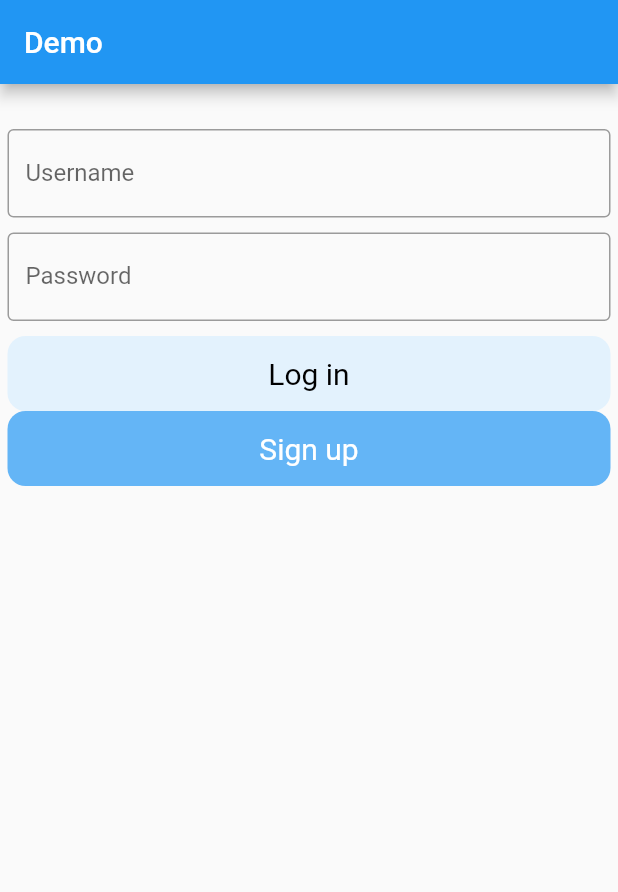
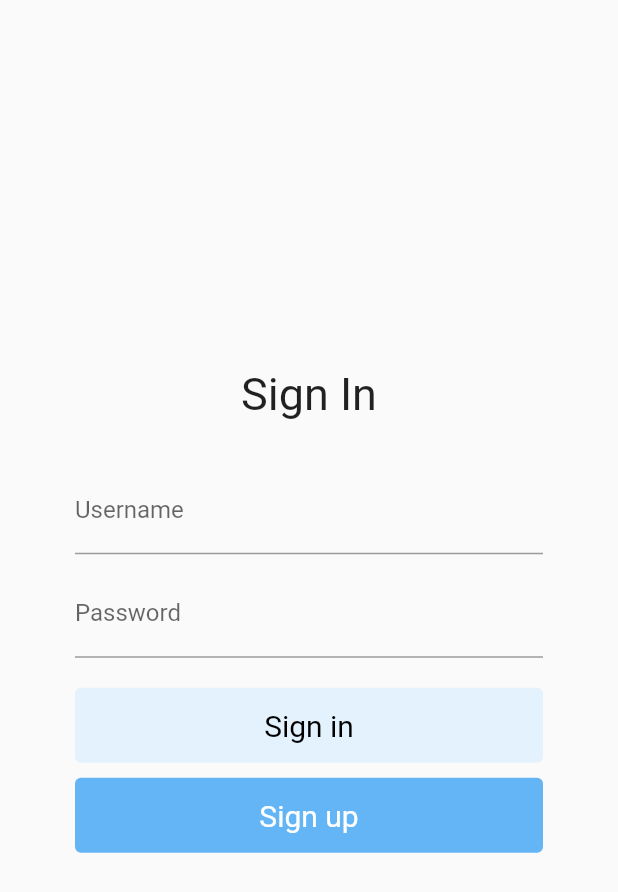
Before and after one commit to hardy1234554321/myapp, a Flutter app: the screen it shows after launch, on a phone screen of 412 x 824 dp. Shown: the top 892 px of the screen. Run offline on Flutter 3.47's test engine with Material 2 defaults, Android fonts, the phone set to English and light mode, and no system bars.

Commit message:
更新api判斷

```diff
--- /dev/null
+++ b/lib/loginView.dart
@@ -0,0 +1,168 @@
+import 'dart:convert';
+
+import 'package:flutter/material.dart';
+import 'package:http/http.dart' as http;
+
+class LoginPage extends StatefulWidget {
+  const LoginPage({Key? key}) : super(key: key);
+
+  @override
+  State<LoginPage> createState() => _LoginPageState();
+}
+
+class _LoginPageState extends State<LoginPage> {
+  bool _isEnabled = true;
+
+  final _formKey = GlobalKey<FormState>();
+
+  final TextEditingController _usernameController = TextEditingController();
+  final TextEditingController _passwordController = TextEditingController();
+
+  final url = 'https://myapi-auth.herokuapp.com/api/post/auth';
+
+  Future<void> singinEvent() async {
+    if (_formKey.currentState!.validate()) {
+      setState(() {
+        _isEnabled = !_isEnabled;
+      });
+
+      if (!_isEnabled) {
+        final response = await http.post(
+          Uri.parse(url),
+          headers: {
+            "Content-Type": "application/json",
+            "Access-Control-Allow-Origin": "*",
+          },
+          body: jsonEncode({
+            'username': _usernameController.text,
+            'password': _passwordController.text
+          }),
+        );
+
+        if (response.statusCode == 200) {
+          var responseData = jsonDecode(response.body);
+
+          //顯示下方提示訊息
+          ScaffoldMessenger.of(context).showSnackBar(
+            SnackBar(
+              content: Text(
+                  '${_usernameController.text}, login ${responseData['status']}!'),
+            ),
+          );
+        } else {
+          throw Exception('Failed to auth.');
+        }
+      }
+    }
+  }
+
+  void singupEvent() {
+    //顯示跳出視窗
+    if (_formKey.currentState!.validate()) {
+      showDialog(
+        context: context,
+        builder: (BuildContext context) {
+          return AlertDialog(
+            content: Text('Welcome, ${_usernameController.text}'),
+          );
+        },
+      );
+    }
+  }
+
+  @override
+  Widget build(BuildContext context) {
+    return Scaffold(
+      body: Container(
+        padding: const EdgeInsets.all(50),
+        child: Column(
+          mainAxisAlignment: MainAxisAlignment.center,
+          crossAxisAlignment: CrossAxisAlignment.center,
+          children: [
+            const Text(
+              'Sign In',
+              style: TextStyle(fontSize: 30),
+            ),
+            const SizedBox(
+              height: 30,
+            ),
+            Form(
+              key: _formKey,
+              child: Column(
+                children: [
+                  TextFormField(
+                    enabled: _isEnabled,
+                    controller: _usernameController,
+                    decoration: const InputDecoration(
+                      labelText: 'Username',
+                    ),
+                    validator: (value) {
+                      if (value == null || value.isEmpty) {
+                        return 'Username is required!';
+                      } else {
+                        return null;
+                      }
+                    },
+                  ),
+                  const SizedBox(
+                    height: 10,
+                  ),
+                  TextFormField(
+                    enabled: _isEnabled,
+                    controller: _passwordController,
+                    obscureText: true,
+                    decoration: const InputDecoration(
+                      labelText: 'Password',
+                    ),
+                    validator: (value) {
+                      if (value == null || value.isEmpty) {
+                        return 'Password is required!';
+                      } else {
+                        return null;
+                      }
+                    },
+                  ),
+                  const SizedBox(
+                    height: 20,
+                  ),
+                  TextButton(
+                    onPressed: singinEvent,
+                    child: _isEnabled
+                        ? const Text('Sign in')
+                        : const Text('Waiting..'),
+                    style: TextButton.styleFrom(
+                      primary: Colors.black,
+                      minimumSize: const Size.fromHeight(50),
+                      textStyle: const TextStyle(
+                        fontSize: 20.0,
+                      ),
+                      backgroundColor: Colors.blue[50],
+                    ),
+                  ),
+                  const SizedBox(
+                    height: 10,
+                  ),
+                  TextButton(
+                    onPressed: singupEvent,
+                    child: const Text('Sign up'),
+                    style: TextButton.styleFrom(
+                      primary: Colors.white,
+                      minimumSize: const Size.fromHeight(50),
+                      textStyle: const TextStyle(
+                        fontSize: 20.0,
+                      ),
+                      backgroundColor: Colors.blue[300],
+                    ),
+                  ),
+                  const SizedBox(
+                    height: 10,
+                  ),
+                ],
+              ),
+            ),
+          ],
+        ),
+      ),
+    );
+  }
+}
--- a/lib/main.dart
+++ b/lib/main.dart
@@ -1,4 +1,5 @@
 import 'package:flutter/material.dart';
+import 'loginView.dart';
 
 void main() => runApp(const MyApp());
 
@@ -7,114 +8,9 @@ class MyApp extends StatelessWidget {
 
   @override
   Widget build(BuildContext context) {
-    return MaterialApp(
+    return const MaterialApp(
       title: 'Welcome to Flutter',
-      home: Scaffold(
-        appBar: AppBar(
-          title: const Text('Demo'),
-        ),
-        body: formSection(),
-      ),
+      home: LoginPage(),
     );
   }
 }
-
-class formSection extends StatefulWidget {
-  @override
-  State<formSection> createState() => formSectionState();
-}
-
-class formSectionState extends State<formSection> {
-  bool _isEnabled = true;
-
-  TextEditingController usernameController = TextEditingController();
-  TextEditingController loginController = TextEditingController();
-
-  void buttonClicksEvent() {
-    setState(() {
-      _isEnabled = !_isEnabled;
-    });
-
-    if (!_isEnabled) {
-      showAlertDialog(context);
-    }
-  }
-
-  void showAlertDialog(context) {
-    showDialog(
-      context: context,
-      builder: (BuildContext context) {
-        return AlertDialog(
-          content: Text('Welcome, ${usernameController.text}'),
-          shape: const RoundedRectangleBorder(
-              borderRadius: BorderRadius.all(Radius.circular(12.0))),
-        );
-      },
-    );
-  }
-
-  @override
-  Widget build(BuildContext context) {
-    return Column(
-      children: <Widget>[
-        Container(
-          child: TextField(
-            enabled: _isEnabled,
-            controller: usernameController,
-            decoration: const InputDecoration(
-                border: OutlineInputBorder(), labelText: 'Username'),
-          ),
-          margin: const EdgeInsets.only(left: 5.0, right: 5.0, top: 30.0),
-        ),
-        Container(
-          child: TextField(
-            enabled: _isEnabled,
-            obscureText: true,
-            decoration: const InputDecoration(
-                border: OutlineInputBorder(), labelText: 'Password'),
-          ),
-          margin: const EdgeInsets.only(
-              left: 5.0, right: 5.0, top: 10.0, bottom: 10.0),
-        ),
-        Container(
-          margin: const EdgeInsets.only(left: 5.0, right: 5.0),
-          child: TextButton(
-            onPressed: buttonClicksEvent,
-            child: _isEnabled ? const Text('Log in') : const Text('Waiting..'),
-            style: TextButton.styleFrom(
-              primary: Colors.black,
-              minimumSize: const Size.fromHeight(50),
-              textStyle: const TextStyle(
-                fontSize: 20.0,
-              ),
-              backgroundColor: Colors.blue[50],
-              shape: RoundedRectangleBorder(
-                borderRadius: BorderRadius.circular(12.0),
-              ),
-            ),
-          ),
-        ),
-        Container(
-          margin: const EdgeInsets.only(left: 5.0, right: 5.0),
-          child: TextButton(
-            onPressed: () {
-              showAlertDialog(context);
-            },
-            child: const Text('Sign up'),
-            style: TextButton.styleFrom(
-              primary: Colors.white,
-              minimumSize: const Size.fromHeight(50),
-              textStyle: const TextStyle(
-                fontSize: 20.0,
-              ),
-              backgroundColor: Colors.blue[300],
-              shape: RoundedRectangleBorder(
-                borderRadius: BorderRadius.circular(12.0),
-              ),
-            ),
-          ),
-        ),
-      ],
-    );
-  }
-}
--- a/pubspec.yaml
+++ b/pubspec.yaml
@@ -29,6 +29,7 @@ environment:
 dependencies:
   flutter:
     sdk: flutter
+  http: 0.13.4
 
 
   # The following adds the Cupertino Icons font to your application.
```
Also changed, not shown: pubspec.lock, 1 other file.
